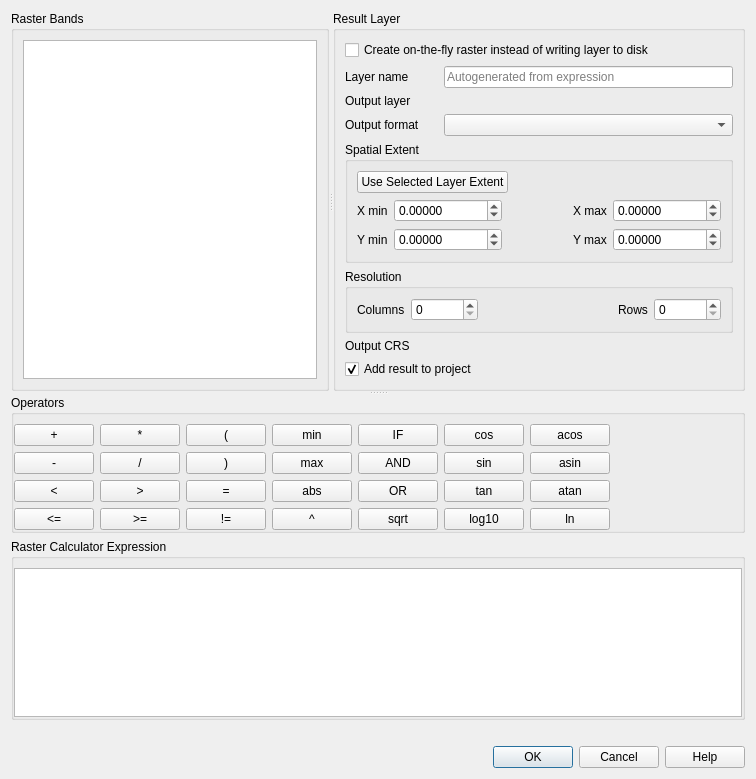
This is src/ui/qgsrastercalcdialogbase.ui in nextgis/nextgisqgis as Qt 5 draws it before an edit. The edited form follows.
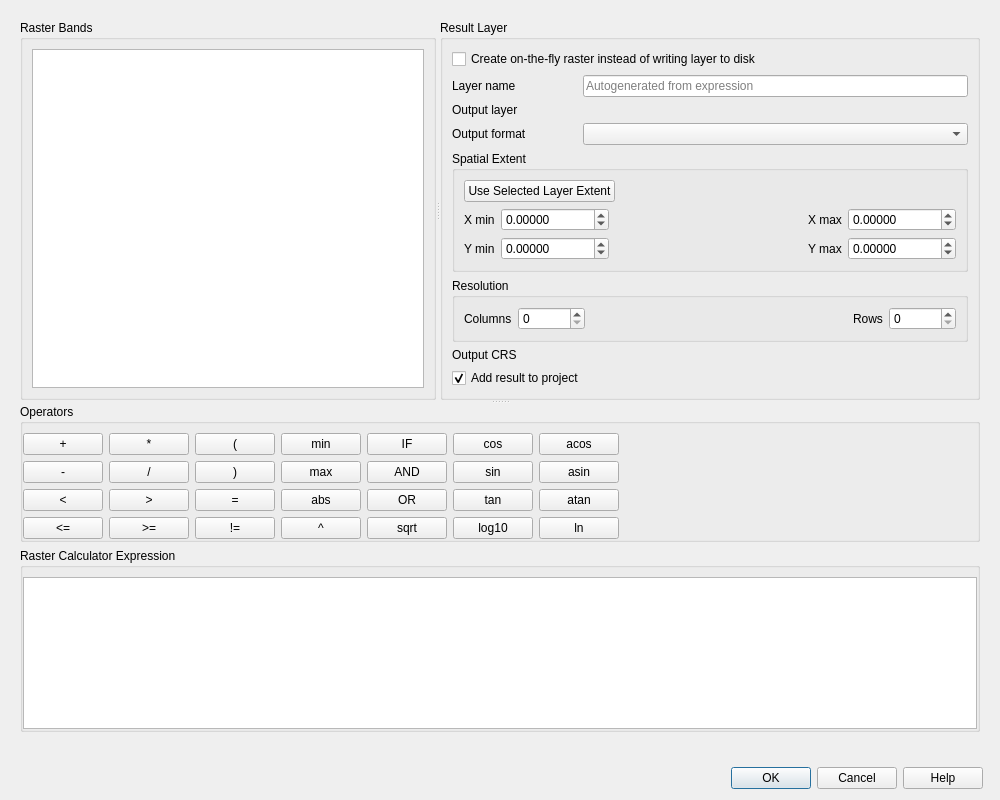
This is the edited form. Custom widgets are drawn as their Qt base class.

What changed in the file:
```diff
--- a/src/ui/qgsrastercalcdialogbase.ui
+++ b/src/ui/qgsrastercalcdialogbase.ui
@@ -6,15 +6,39 @@
    <rect>
     <x>0</x>
     <y>0</y>
-    <width>756</width>
-    <height>779</height>
+    <width>1000</width>
+    <height>800</height>
    </rect>
   </property>
+  <property name="minimumSize">
+   <size>
+    <width>640</width>
+    <height>530</height>
+   </size>
+  </property>
   <property name="windowTitle">
    <string>Raster Calculator</string>
   </property>
-  <layout class="QVBoxLayout" name="verticalLayout_3">
-   <item>
+  <layout class="QGridLayout" name="gridLayout_6">
+   <item row="1" column="0">
+    <widget class="QDialogButtonBox" name="mButtonBox">
+     <property name="orientation">
+      <enum>Qt::Horizontal</enum>
+     </property>
+     <property name="standardButtons">
+      <set>QDialogButtonBox::Cancel|QDialogButtonBox::Help|QDialogButtonBox::Ok</set>
+     </property>
+    </widget>
+   </item>
+   <item row="0" column="0" colspan="2">
+    <widget class="QgsScrollArea" name="scrollArea">
+     <property name="widgetResizable" stdset="0">
+      <bool>true</bool>
+     </property>
+     <layout class="QGridLayout" name="gridLayout_8">
+      <item row="0" column="0">
+       <layout class="QGridLayout" name="gridLayout_7">
+        <item row="0" column="0">
     <widget class="QSplitter" name="splitter_2">
      <property name="orientation">
       <enum>Qt::Vertical</enum>
@@ -558,21 +582,16 @@
      </widget>
     </widget>
    </item>
-   <item>
+        <item row="1" column="0">
     <widget class="QLabel" name="mExpressionValidLabel">
      <property name="text">
       <string/>
      </property>
     </widget>
    </item>
-   <item>
-    <widget class="QDialogButtonBox" name="mButtonBox">
-     <property name="orientation">
-      <enum>Qt::Horizontal</enum>
-     </property>
-     <property name="standardButtons">
-      <set>QDialogButtonBox::Cancel|QDialogButtonBox::Help|QDialogButtonBox::Ok</set>
-     </property>
+       </layout>
+      </item>
+     </layout>
     </widget>
    </item>
   </layout>
@@ -587,28 +606,34 @@
    <header>qgscollapsiblegroupbox.h</header>
    <container>1</container>
   </customwidget>
-  <customwidget>
-   <class>QgsSpinBox</class>
-   <extends>QSpinBox</extends>
-   <header>qgsspinbox.h</header>
-  </customwidget>
-  <customwidget>
-   <class>QgsFileWidget</class>
-   <extends>QWidget</extends>
-   <header>qgsfilewidget.h</header>
-   <container>1</container>
-  </customwidget>
   <customwidget>
    <class>QgsDoubleSpinBox</class>
    <extends>QDoubleSpinBox</extends>
    <header>qgsdoublespinbox.h</header>
   </customwidget>
+  <customwidget>
+   <class>QgsFileWidget</class>
+   <extends>QWidget</extends>
+   <header>qgsfilewidget.h</header>
+   <container>1</container>
+  </customwidget>
   <customwidget>
    <class>QgsProjectionSelectionWidget</class>
    <extends>QWidget</extends>
    <header>qgsprojectionselectionwidget.h</header>
    <container>1</container>
   </customwidget>
+  <customwidget>
+   <class>QgsSpinBox</class>
+   <extends>QSpinBox</extends>
+   <header>qgsspinbox.h</header>
+  </customwidget>
+  <customwidget>
+   <class>QgsScrollArea</class>
+   <extends>QWidget</extends>
+   <header>qgsscrollarea.h</header>
+   <container>1</container>
+  </customwidget>
  </customwidgets>
  <tabstops>
   <tabstop>mRasterBandsListWidget</tabstop>
```
Left out of the diff: 10 changed lines with no effect on the pictures. Lines whose indentation alone changed are shown as unchanged.
